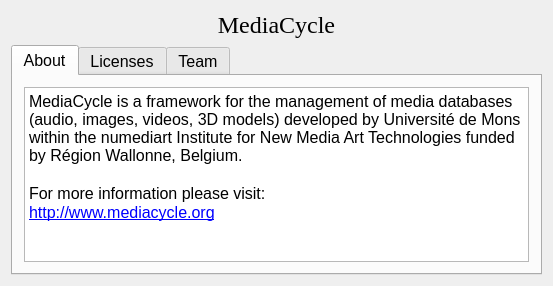
This is libs/gui-osg-qt/ACAboutDialogQt.ui in MediaCycle/MediaCycle as Qt 5 draws it before an edit. The edited form follows.
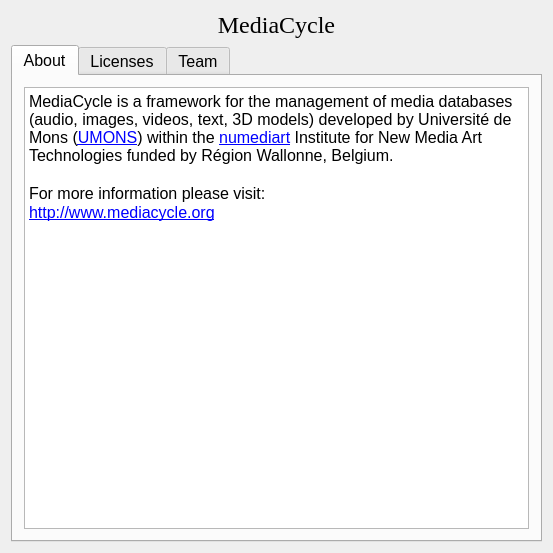
This is the edited form.

Commit message: libs/gui-osg(-qt) now free of media-specific and AudioGarden and OSC dependencies

What changed in the file:
```diff
--- a/libs/gui-osg-qt/ACAboutDialogQt.ui
+++ b/libs/gui-osg-qt/ACAboutDialogQt.ui
@@ -7,7 +7,7 @@
     <x>0</x>
     <y>0</y>
     <width>553</width>
-    <height>286</height>
+    <height>553</height>
    </rect>
   </property>
   <property name="sizePolicy">
@@ -84,11 +84,11 @@
 &lt;html&gt;&lt;head&gt;&lt;meta name=&quot;qrichtext&quot; content=&quot;1&quot; /&gt;&lt;style type=&quot;text/css&quot;&gt;
 p, li { white-space: pre-wrap; }
 &lt;/style&gt;&lt;/head&gt;&lt;body style=&quot; font-family:'Arial'; font-size:12pt; font-weight:400; font-style:normal;&quot;&gt;
-&lt;p style=&quot; margin-top:0px; margin-bottom:0px; margin-left:0px; margin-right:0px; -qt-block-indent:0; text-indent:0px;&quot;&gt;MediaCycle is a framework for the management of media databases (audio, images, videos, 3D models) developed by Université de Mons within the numediart Institute for New Media Art Technologies funded by Région Wallonne, Belgium. &lt;/p&gt;
-&lt;p style=&quot;-qt-paragraph-type:empty; margin-top:0px; margin-bottom:0px; margin-left:0px; margin-right:0px; -qt-block-indent:0; text-indent:0px;&quot;&gt;&lt;/p&gt;
+&lt;p style=&quot; margin-top:0px; margin-bottom:0px; margin-left:0px; margin-right:0px; -qt-block-indent:0; text-indent:0px;&quot;&gt;MediaCycle is a framework for the management of media databases (audio, images, videos, text, 3D models) developed by Université de Mons (&lt;a href=&quot;http://www.umons.ac.be&quot;&gt;&lt;span style=&quot; text-decoration: underline; color:#0000ff;&quot;&gt;UMONS&lt;/span&gt;&lt;/a&gt;) within the &lt;a href=&quot;http://www.numediart.org&quot;&gt;&lt;span style=&quot; text-decoration: underline; color:#0000ff;&quot;&gt;numediart&lt;/span&gt;&lt;/a&gt; Institute for New Media Art Technologies funded by Région Wallonne, Belgium. &lt;/p&gt;
+&lt;p style=&quot;-qt-paragraph-type:empty; margin-top:0px; margin-bottom:0px; margin-left:0px; margin-right:0px; -qt-block-indent:0; text-indent:0px;&quot;&gt;&lt;br /&gt;&lt;/p&gt;
 &lt;p style=&quot; margin-top:0px; margin-bottom:0px; margin-left:0px; margin-right:0px; -qt-block-indent:0; text-indent:0px;&quot;&gt;For more information please visit: &lt;/p&gt;
 &lt;p style=&quot; margin-top:0px; margin-bottom:0px; margin-left:0px; margin-right:0px; -qt-block-indent:0; text-indent:0px;&quot;&gt;&lt;a href=&quot;http://www.mediacycle.org&quot;&gt;&lt;span style=&quot; font-family:'Lucida Grande'; text-decoration: underline; color:#0000ff;&quot;&gt;http://www.mediacycle.org&lt;/span&gt;&lt;/a&gt;&lt;/p&gt;
-&lt;p style=&quot;-qt-paragraph-type:empty; margin-top:0px; margin-bottom:0px; margin-left:0px; margin-right:0px; -qt-block-indent:0; text-indent:0px; font-family:'Lucida Grande'; text-decoration: underline; color:#0000ff;&quot;&gt;&lt;/p&gt;&lt;/body&gt;&lt;/html&gt;</string>
+&lt;p style=&quot;-qt-paragraph-type:empty; margin-top:0px; margin-bottom:0px; margin-left:0px; margin-right:0px; -qt-block-indent:0; text-indent:0px; font-family:'Lucida Grande'; text-decoration: underline; color:#0000ff;&quot;&gt;&lt;br /&gt;&lt;/p&gt;&lt;/body&gt;&lt;/html&gt;</string>
              </property>
             </widget>
            </item>
```
Left out of the diff: 7 changed lines with no effect on the pictures. The commit also changes 42 other files.
